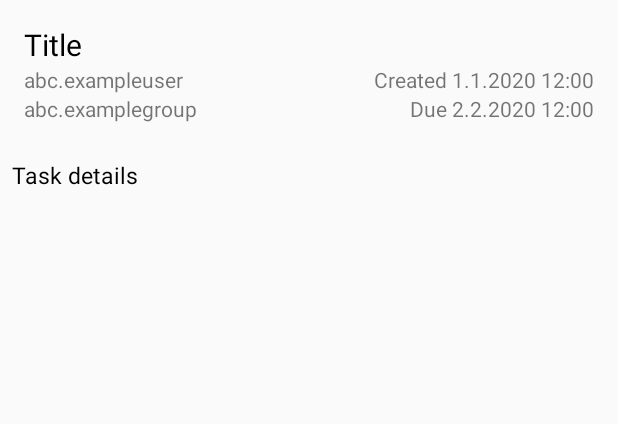
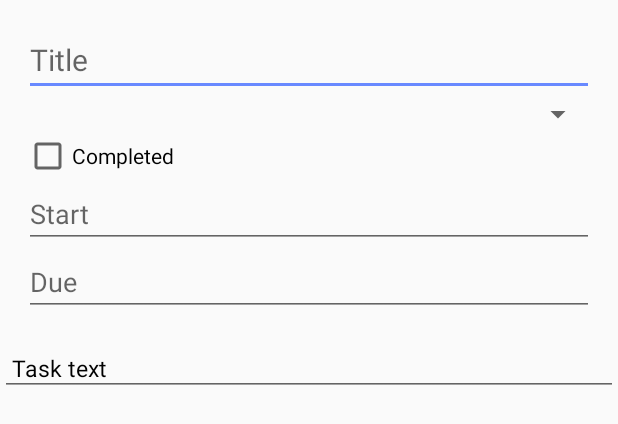
Before and after one commit to deftkHD/OpenWebWeaver-Android, an Android app: the layout activity_edit_task.xml on its own in the app's theme, with its tools: preview values and no code run, on a phone screen of 412 x 824 dp. Shown: the top 424 px of the screen. Run offline under Robolectric (Android 15) with nearby library versions, the phone set to English and light mode, and no system bars.

Commit message:
added write actions for tasks

```diff
--- a/app/src/main/AndroidManifest.xml
+++ b/app/src/main/AndroidManifest.xml
@@ -14,12 +14,13 @@
         android:roundIcon="@mipmap/ic_launcher_round"
         android:supportsRtl="true"
         android:theme="@style/AppTheme">
+        <activity android:name=".activities.feature.tasks.EditTaskActivity"></activity>
         <activity android:name=".activities.feature.board.EditNotificationActivity" />
         <activity android:name=".activities.feature.ForumPostActivity" />
         <activity android:name=".activities.feature.ReadMailActivity" />
         <activity android:name=".activities.feature.board.ReadNotificationActivity" />
         <activity android:name=".activities.feature.SystemNotificationActivity" />
-        <activity android:name=".activities.feature.TaskActivity" />
+        <activity android:name=".activities.feature.tasks.ReadTaskActivity" />
         <activity
             android:name=".activities.StartActivity"
             android:theme="@style/AppTheme.NoActionBar" />
--- a/app/src/main/java/de/deftk/lonet/mobile/activities/feature/board/EditNotificationActivity.kt
+++ b/app/src/main/java/de/deftk/lonet/mobile/activities/feature/board/EditNotificationActivity.kt
@@ -37,7 +37,7 @@ class EditNotificationActivity : AppCompatActivity() {
         supportActionBar?.setDisplayHomeAsUpEnabled(true)
         supportActionBar?.setDisplayShowHomeEnabled(true)
 
-        val notification = intent.getSerializableExtra(EXTRA_NOTIFICATION) as? BoardNotification
+        val notification = intent.getSerializableExtra(EXTRA_NOTIFICATION) as? BoardNotification?
 
         val effectiveGroups = AuthStore.appUser.groups.filter { it.effectiveRights.contains(Permission.BOARD_ADMIN) }
         notification_group?.adapter = ArrayAdapter(this, R.layout.support_simple_spinner_dropdown_item, effectiveGroups.map { it.getLogin() })
--- a/app/src/main/java/de/deftk/lonet/mobile/activities/feature/board/ReadNotificationActivity.kt
+++ b/app/src/main/java/de/deftk/lonet/mobile/activities/feature/board/ReadNotificationActivity.kt
@@ -57,7 +57,7 @@ class ReadNotificationActivity : AppCompatActivity() {
 
     override fun onCreateOptionsMenu(menu: Menu?): Boolean {
         return if ((intent.getSerializableExtra(EXTRA_NOTIFICATION) as BoardNotification).operator.effectiveRights.contains(Permission.BOARD_ADMIN)) {
-            menuInflater.inflate(R.menu.board_item_menu, menu)
+            menuInflater.inflate(R.menu.simple_edit_item_menu, menu)
             true
         } else {
             super.onCreateOptionsMenu(menu)
@@ -66,13 +66,13 @@ class ReadNotificationActivity : AppCompatActivity() {
 
     override fun onOptionsItemSelected(item: MenuItem): Boolean {
         return when (item.itemId) {
-            R.id.board_item_menu_edit -> {
+            R.id.menu_item_edit -> {
                 val intent = Intent(this, EditNotificationActivity::class.java)
                 intent.putExtra(EditNotificationActivity.EXTRA_NOTIFICATION, this.intent.getSerializableExtra(EXTRA_NOTIFICATION) as BoardNotification)
                 startActivityForResult(intent, EditNotificationActivity.ACTIVITY_RESULT_EDIT)
                 true
             }
-            R.id.board_item_menu_delete -> {
+            R.id.menu_item_delete -> {
                 val notification = intent.getSerializableExtra(EXTRA_NOTIFICATION) as BoardNotification
                 CoroutineScope(Dispatchers.IO).launch {
                     notification.delete()
--- a/app/src/main/java/de/deftk/lonet/mobile/adapter/TaskAdapter.kt
+++ b/app/src/main/java/de/deftk/lonet/mobile/adapter/TaskAdapter.kt
@@ -13,7 +13,7 @@ import de.deftk.lonet.api.model.feature.Task
 import de.deftk.lonet.mobile.R
 import java.util.*
 
-class TaskAdapter(context: Context, tasks: List<Task>): ArrayAdapter<Task>(context, 0, tasks) {
+class TaskAdapter(context: Context, tasks: List<Task>): ArrayAdapter<Task>(context, 0, tasks.toMutableList()) {
 
     private val dateFormat = DateFormat.getDateFormat(context)
 
--- a/app/src/main/java/de/deftk/lonet/mobile/fragments/NotificationsFragment.kt
+++ b/app/src/main/java/de/deftk/lonet/mobile/fragments/NotificationsFragment.kt
@@ -64,14 +64,14 @@ class NotificationsFragment: FeatureFragment(AppFeature.FEATURE_NOTIFICATIONS) {
         if (menuInfo is AdapterView.AdapterContextMenuInfo) {
             val notification = notification_list?.adapter?.getItem(menuInfo.position) as BoardNotification
             if (notification.operator.effectiveRights.contains(Permission.BOARD_ADMIN)) {
-                requireActivity().menuInflater.inflate(R.menu.board_item_menu, menu)
+                requireActivity().menuInflater.inflate(R.menu.simple_edit_item_menu, menu)
             }
         }
     }
 
     override fun onContextItemSelected(item: MenuItem): Boolean {
         return when (item.itemId) {
-            R.id.board_item_menu_edit -> {
+            R.id.menu_item_edit -> {
                 val info = item.menuInfo as AdapterView.AdapterContextMenuInfo
                 val notification = notification_list?.adapter?.getItem(info.position) as BoardNotification
                 val intent = Intent(requireContext(), EditNotificationActivity::class.java)
@@ -79,7 +79,7 @@ class NotificationsFragment: FeatureFragment(AppFeature.FEATURE_NOTIFICATIONS) {
                 startActivityForResult(intent, EditNotificationActivity.ACTIVITY_RESULT_EDIT)
                 true
             }
-            R.id.board_item_menu_delete -> {
+            R.id.menu_item_delete -> {
                 val info = item.menuInfo as AdapterView.AdapterContextMenuInfo
                 val notification = notification_list?.adapter?.getItem(info.position) as BoardNotification
                 CoroutineScope(Dispatchers.IO).launch {
--- a/app/src/main/res/layout/activity_task.xml
+++ b/app/src/main/res/layout/activity_edit_task.xml
@@ -3,7 +3,7 @@
     xmlns:tools="http://schemas.android.com/tools"
     android:layout_width="match_parent"
     android:layout_height="match_parent"
-    tools:context=".activities.feature.TaskActivity">
+    tools:context=".activities.feature.tasks.EditTaskActivity">
 
     <RelativeLayout
         android:id="@+id/task_header"
@@ -13,7 +13,7 @@
         android:layout_alignParentTop="true"
         android:padding="16dp">
 
-        <TextView
+        <EditText
             android:id="@+id/task_title"
             android:layout_width="match_parent"
             android:layout_height="wrap_content"
@@ -21,43 +21,46 @@
             android:layout_alignParentTop="true"
             android:textColor="@android:color/black"
             android:textSize="20sp"
-            tools:text="Title" />
+            android:hint="@string/title"
+            android:importantForAutofill="no"
+            android:inputType="textNoSuggestions" />
 
-        <TextView
-            android:id="@+id/task_author"
-            android:layout_width="wrap_content"
+        <Spinner
+            android:id="@+id/task_group"
+            android:layout_width="match_parent"
             android:layout_height="wrap_content"
             android:layout_below="@+id/task_title"
             android:layout_alignParentStart="true"
-            android:maxLength="27"
-            android:ellipsize="end"
-            tools:text="abc.exampleuser" />
+            android:importantForAutofill="no" />
 
-        <TextView
-            android:id="@+id/task_group"
-            android:layout_width="wrap_content"
+        <CheckBox
+            android:id="@+id/task_completed"
+            android:layout_width="match_parent"
             android:layout_height="wrap_content"
-            android:layout_below="@+id/task_author"
+            android:layout_below="@id/task_group"
+            android:text="@string/task_completed" />
+
+        <EditText
+            android:id="@+id/task_start"
+            android:layout_width="match_parent"
+            android:layout_height="wrap_content"
+            android:layout_below="@+id/task_completed"
             android:layout_alignParentStart="true"
-            android:ellipsize="end"
-            android:maxLength="27"
-            tools:text="abc.examplegroup" />
+            android:focusable="false"
+            android:hint="@string/task_start"
+            android:importantForAutofill="no"
+            android:inputType="none" />
 
-        <TextView
-            android:id="@+id/task_created"
-            android:layout_width="wrap_content"
+        <EditText
+            android:id="@+id/task_due"
+            android:layout_width="match_parent"
             android:layout_height="wrap_content"
-            android:layout_below="@+id/task_title"
-            android:layout_alignParentEnd="true"
-            tools:text="Created 1.1.2020 12:00" />
-
-        <TextView
-            android:id="@+id/task_due"
-            android:layout_width="wrap_content"
-            android:layout_height="wrap_content"
-            android:layout_below="@+id/task_created"
-            android:layout_alignParentEnd="true"
-            tools:text="Due 2.2.2020 12:00" />
+            android:layout_below="@+id/task_start"
+            android:layout_alignParentStart="true"
+            android:focusable="false"
+            android:hint="@string/task_due"
+            android:importantForAutofill="no"
+            android:inputType="none" />
 
     </RelativeLayout>
 
@@ -67,17 +70,21 @@
         android:layout_below="@+id/task_header"
         android:layout_alignParentStart="true"
         android:layout_alignParentEnd="true"
-        android:layout_alignParentBottom="true">
+        android:layout_alignParentBottom="true"
+        android:scrollbars="vertical">
 
-        <TextView
-            android:id="@+id/task_detail"
+        <EditText
+            android:id="@+id/task_text"
             android:layout_width="match_parent"
             android:layout_height="wrap_content"
             android:autoLink="web|email"
             android:textColor="@android:color/black"
             android:textSize="15sp"
             android:padding="8dp"
-            tools:text="Task details" />
+            tools:text="Task text"
+            android:importantForAutofill="no"
+            android:inputType="textMultiLine"
+            android:hint="@string/text"/>
 
     </ScrollView>
 
--- a/app/src/main/res/menu/board_item_menu.xml
+++ /dev/null
@@ -1,5 +0,0 @@
-<?xml version="1.0" encoding="utf-8"?>
-<menu xmlns:android="http://schemas.android.com/apk/res/android">
-    <item android:id="@+id/board_item_menu_edit" android:title="@string/edit" />
-    <item android:id="@+id/board_item_menu_delete" android:title="@string/delete" />
-</menu>
--- /dev/null
+++ b/app/src/main/res/menu/simple_edit_item_menu.xml
@@ -0,0 +1,5 @@
+<?xml version="1.0" encoding="utf-8"?>
+<menu xmlns:android="http://schemas.android.com/apk/res/android">
+    <item android:id="@+id/menu_item_edit" android:title="@string/edit" />
+    <item android:id="@+id/menu_item_delete" android:title="@string/delete" />
+</menu>
--- a/app/src/main/res/values/strings.xml
+++ b/app/src/main/res/values/strings.xml
@@ -85,5 +85,11 @@
     <string name="yellow">Yellow</string>
     <string name="white">White</string>
     <string name="save">Save</string>
+    <string name="add_new_task">New task</string>
+    <string name="edit_task">Edit task</string>
+    <string name="task_start">Start</string>
+    <string name="task_due">Due</string>
+    <string name="task_start_before_due">Start date must be before due date</string>
+    <string name="task_completed">Completed</string>
 
 </resources>
```
Also changed, not shown: app/src/main/java/de/deftk/lonet/mobile/activities/feature/TaskActivity.kt (deleted, +0 -45 lines), app/src/main/java/de/deftk/lonet/mobile/activities/feature/tasks/EditTaskActivity.kt (added, +168 -0 lines), app/src/main/java/de/deftk/lonet/mobile/activities/feature/tasks/ReadTaskActivity.kt (added, +102 -0 lines), app/src/main/java/de/deftk/lonet/mobile/fragments/TasksFragment.kt (+77 -7 lines), app/src/main/res/layout/activity_read_task.xml (added, +84 -0 lines), app/src/main/res/layout/fragment_tasks.xml (+11 -0 lines), 1 other file.
